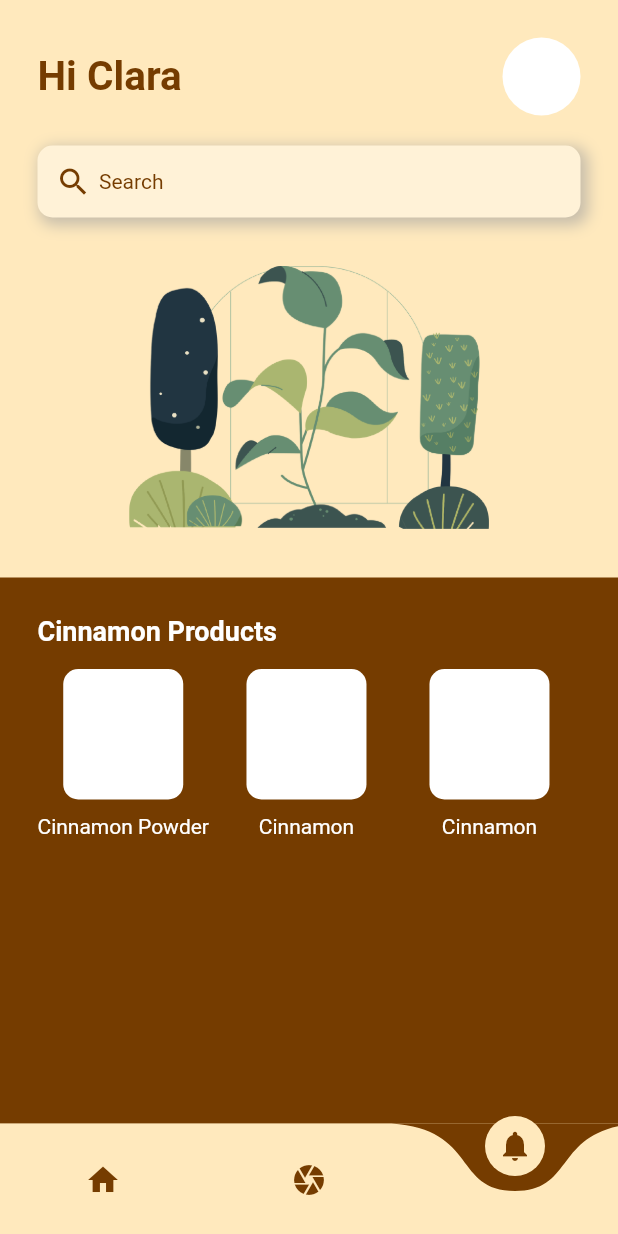
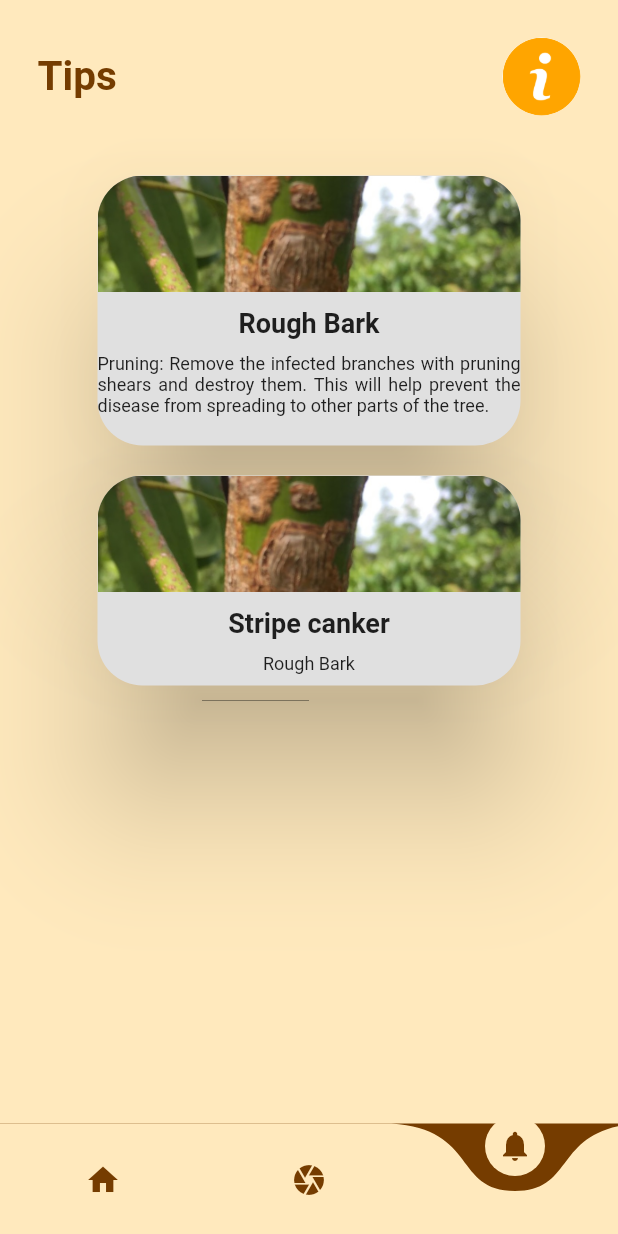
Before and after one commit to yaxitx/CinaDoc_Frontend, a Flutter app: the HomePage screen opened directly, item 3 of the bottom bar chosen, on a phone screen of 412 x 824 dp. Run offline on Flutter 3.47's test engine with Material 2 defaults, Android fonts, the light colour scheme and no system bars; drawn by our look-alikes of curved_navigation_bar; our stand-ins replace font_awesome_flutter, image_picker; network calls fail; Roboto replaces fonts that are missing (SFPRODISPLAYMEDIUM).

Commit message:
Third commit

```diff
--- a/lib/common/products.dart
+++ b/lib/common/products.dart
@@ -1,7 +1,11 @@
 import 'package:flutter/material.dart';
 
 class CinnamonProducts extends StatelessWidget {
-  const CinnamonProducts({super.key});
+  // const CinnamonProducts({super.key});
+
+  final String imagePath;
+
+  CinnamonProducts({required this.imagePath});
 
   @override
   Widget build(BuildContext context) {
@@ -9,6 +13,9 @@ class CinnamonProducts extends StatelessWidget {
       height: 87,
       width: 80,
       decoration: BoxDecoration(
+        image: DecorationImage(
+          image: AssetImage(imagePath),
+        ),
         color: Colors.white,
         borderRadius: BorderRadius.circular(10),
       ),
--- /dev/null
+++ b/lib/tips.dart
@@ -0,0 +1,234 @@
+import 'package:cinadoc/scanner.dart';
+import 'package:curved_navigation_bar/curved_navigation_bar.dart';
+import 'package:flutter/material.dart';
+
+import 'about.dart';
+import 'home.dart';
+
+class TipsPage extends StatefulWidget {
+  const TipsPage({super.key});
+
+  @override
+  State<TipsPage> createState() => _TipsPageState();
+}
+
+class _TipsPageState extends State<TipsPage> {
+  int _currentIndex = 2;
+
+  @override
+  Widget build(BuildContext context) {
+    return Scaffold(
+      backgroundColor: Color(0xFFffe9bd),
+      bottomNavigationBar: CurvedNavigationBar(
+          // key: navigationKey,
+          index: _currentIndex,
+          onTap: (index) => setState(() {
+                this._currentIndex = index;
+
+                if (index == 0) {
+                  Navigator.push(
+                    context,
+                    MaterialPageRoute(builder: (context) => const HomePage()),
+                  );
+                } else if (index == 1) {
+                  Navigator.push(
+                    context,
+                    MaterialPageRoute(builder: (context) => const CameraPage()),
+                  );
+                } else if (index == 2) {
+                  Navigator.push(
+                    context,
+                    MaterialPageRoute(builder: (context) => const TipsPage()),
+                  );
+                }
+              }),
+          backgroundColor: const Color.fromARGB(255, 117, 60, 0),
+          color: Color(0xFFffe9bd),
+          animationDuration: Duration(microseconds: 300),
+          items: [
+            Icon(
+              Icons.home,
+              color: Color.fromARGB(255, 117, 60, 0),
+            ),
+            Icon(
+              Icons.camera,
+              color: Color.fromARGB(255, 117, 60, 0),
+            ),
+            Icon(
+              Icons.notifications,
+              color: Color.fromARGB(255, 117, 60, 0),
+            ),
+          ]),
+      body: SafeArea(
+          child: Column(
+        children: [
+          SizedBox(
+            height: 25,
+          ),
+          Padding(
+            padding: const EdgeInsets.symmetric(horizontal: 25.0),
+            child: Column(
+              children: [
+                Row(
+                  mainAxisAlignment: MainAxisAlignment.spaceBetween,
+                  children: [
+                    Text(
+                      "Tips",
+                      style: TextStyle(
+                          color: const Color.fromARGB(255, 117, 60, 0),
+                          fontSize: 27,
+                          fontWeight: FontWeight.bold),
+                    ),
+                    Container(
+                      child: GestureDetector(
+                        onTap: () {
+                          Navigator.push(
+                              context,
+                              MaterialPageRoute(
+                                  builder: (_) => const aboutPage()));
+                        },
+                        child: Container(
+                          decoration: BoxDecoration(
+                              color: Colors.white,
+                              borderRadius: BorderRadius.circular(30),
+                              image: DecorationImage(
+                                  image:
+                                      AssetImage("assets/images/about.png"))),
+                          padding: EdgeInsets.all(26),
+                        ),
+                      ),
+                    ),
+                  ],
+                ),
+                SizedBox(
+                  height: 30,
+                ),
+                // Row(
+                //   mainAxisAlignment: MainAxisAlignment.center,
+                //   children: [
+                //     Text(
+                //       "Rough Bark",
+                //       style: TextStyle(
+                //           color: const Color.fromARGB(255, 117, 60, 0),
+                //           fontSize: 20,
+                //           fontWeight: FontWeight.bold),
+                //     )
+                //   ],
+                // ),
+                // SizedBox(
+                //   height: 20,
+                // ),
+                // Row(
+                //   mainAxisAlignment: MainAxisAlignment.center,
+                //   children: [
+                //     Text(
+                //       "Rough Bark",
+                //       style: TextStyle(
+                //           color: const Color.fromARGB(255, 117, 60, 0),
+                //           fontSize: 20,
+                //           fontWeight: FontWeight.bold),
+                //     )
+                //   ],
+                // ),
+                Container(
+                  height: 200,
+                  padding: EdgeInsets.all(10),
+                  child: Card(
+                    elevation: 40,
+                    color: Color.fromARGB(255, 224, 224, 224),
+                    shadowColor: Colors.black,
+                    shape: RoundedRectangleBorder(
+                        borderRadius: BorderRadius.circular(30)),
+                    margin: EdgeInsets.fromLTRB(30, 0, 30, 0),
+                    child: Column(
+                      children: [
+                        ClipRRect(
+                          borderRadius: BorderRadius.only(
+                              topLeft: Radius.circular(30),
+                              topRight: Radius.circular(30)),
+                          child: Image(
+                            image: AssetImage('assets/images/RB.jpeg'),
+                            fit: BoxFit.fill,
+                          ),
+                        ),
+                        SizedBox(
+                          height: 10,
+                        ),
+                        Container(
+                          child: Text(
+                            "Rough Bark",
+                            style: TextStyle(
+                                fontSize: 18, fontWeight: FontWeight.w700),
+                          ),
+                        ),
+                        SizedBox(
+                          height: 10,
+                        ),
+                        Container(
+                          child: Text(
+                            "Pruning: Remove the infected branches with pruning shears and destroy them. This will help prevent the disease from spreading to other parts of the tree.",
+                            style: TextStyle(
+                                fontSize: 12, fontWeight: FontWeight.w400),
+                            textAlign: TextAlign.justify,
+                            overflow: TextOverflow.ellipsis,
+                            maxLines: 5,
+                          ),
+                        )
+                      ],
+                    ),
+                  ),
+                ),
+
+                Container(
+                  height: 160,
+                  padding: EdgeInsets.all(10),
+                  child: Card(
+                    elevation: 40,
+                    color: Color.fromARGB(255, 224, 224, 224),
+                    shadowColor: Colors.black,
+                    shape: RoundedRectangleBorder(
+                        borderRadius: BorderRadius.circular(30)),
+                    margin: EdgeInsets.fromLTRB(30, 0, 30, 0),
+                    child: Column(
+                      children: [
+                        ClipRRect(
+                          borderRadius: BorderRadius.only(
+                              topLeft: Radius.circular(30),
+                              topRight: Radius.circular(30)),
+                          child: Image(
+                            image: AssetImage('assets/images/RB.jpeg'),
+                            fit: BoxFit.fill,
+                          ),
+                        ),
+                        SizedBox(
+                          height: 10,
+                        ),
+                        Container(
+                          child: Text(
+                            "Stripe canker",
+                            style: TextStyle(
+                                fontSize: 18, fontWeight: FontWeight.w700),
+                          ),
+                        ),
+                        SizedBox(
+                          height: 10,
+                        ),
+                        Container(
+                          child: Text(
+                            "Rough Bark",
+                            style: TextStyle(
+                                fontSize: 12, fontWeight: FontWeight.w400),
+                          ),
+                        )
+                      ],
+                    ),
+                  ),
+                )
+              ],
+            ),
+          ),
+        ],
+      )),
+    );
+  }
+}
--- a/pubspec.yaml
+++ b/pubspec.yaml
@@ -74,6 +74,12 @@ flutter:
     - assets/images/back222.png
     - assets/images/back3.png
     - assets/images/home_back.png
+    - assets/images/products/Powder.jpg
+    - assets/images/products/Tea.jpeg
+    - assets/images/products/Cuts.jpg
+    - assets/images/logo.jpeg
+    - assets/images/about.png
+    - assets/images/RB.jpeg
 
 
 fonts:
```
Also changed, not shown: lib/about.dart (added, +17 -0 lines), lib/home.dart (+35 -10 lines), lib/login.dart (+41 -17 lines), lib/register.dart (+40 -17 lines), lib/scanner.dart (+64 -7 lines), assets/images/RB.jpeg (added), assets/images/SC.jpeg (added), assets/images/about.png (added), assets/images/logo.jpeg (added), assets/images/products/Cuts.jpg (added), assets/images/products/Powder.jpg (added), assets/images/products/Tea.jpeg (added).
